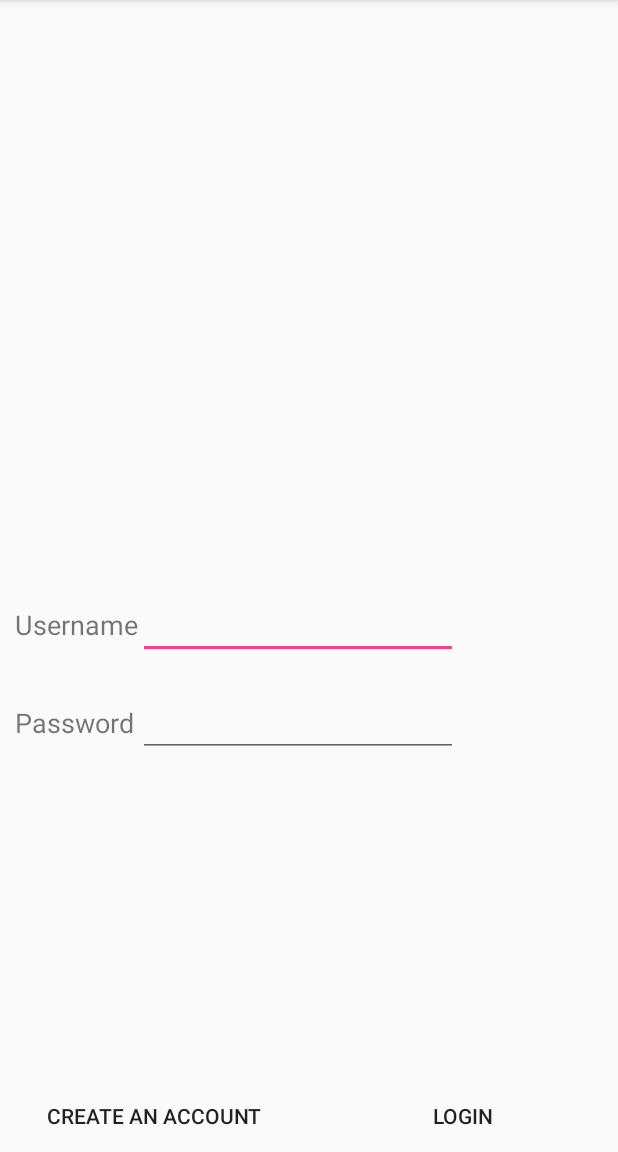
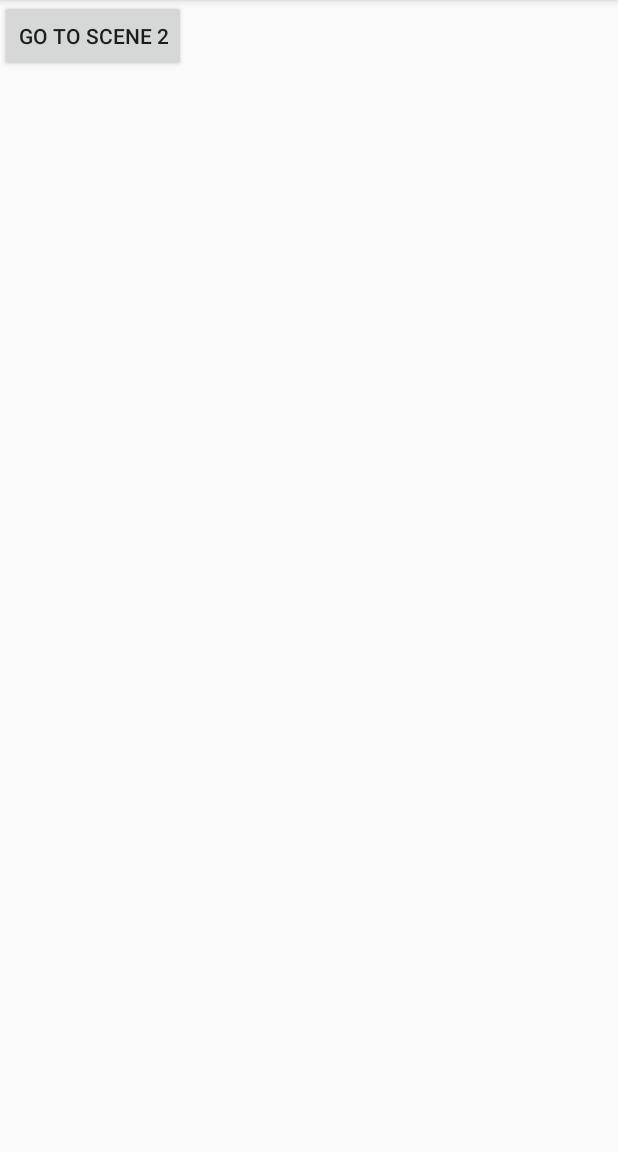
Before and after one commit to tyasw/MyHikes, an Android app: the screen it shows after launch (LoginActivity before the commit, SplashScreenActivity after it), on a phone screen of 412 x 824 dp, the part 84-1236 px from its top. Run offline under Robolectric (Android 15) with nearby library versions, the phone set to English and light mode, and no system bars.

Commit message:
Add basic framework for making animated splash screen

```diff
--- /dev/null
+++ b/MyHikes/app/src/main/java/com/example/tyasw/myhikes/SplashScreenActivity.kt
@@ -0,0 +1,33 @@
+package com.example.tyasw.myhikes
+
+import android.support.v7.app.AppCompatActivity
+import android.os.Bundle
+import android.transition.Scene
+import android.view.View
+import android.transition.TransitionManager
+
+import kotlinx.android.synthetic.main.activity_splash_screen.*
+
+class SplashScreenActivity : AppCompatActivity() {
+
+    var scene1: Scene? = null
+    var scene2: Scene? = null
+
+    override fun onCreate(savedInstanceState: Bundle?) {
+        super.onCreate(savedInstanceState)
+        setContentView(R.layout.activity_splash_screen)
+
+        scene1 = Scene.getSceneForLayout(rootContainer, R.layout.splash_layout, this)
+        scene2 = Scene.getSceneForLayout(rootContainer, R.layout.splash_layout_2, this)
+
+        scene1?.enter()
+    }
+
+    fun goToScene2(view: View) {
+        TransitionManager.go(scene2)
+    }
+
+    fun goToScene1(view: View) {
+        TransitionManager.go(scene1)
+    }
+}
--- a/MyHikes/app/src/main/res/layout/activity_login.xml
+++ b/MyHikes/app/src/main/res/layout/activity_login.xml
@@ -12,16 +12,10 @@
         android:orientation="vertical">
 
         <TableRow
-            android:id="@+id/pictureRow"
-            android:layout_width="match_parent"
-            android:layout_height="0dp"
-            android:layout_weight="8" />
-
-        <TableRow
             android:id="@+id/mainContent"
             android:layout_width="match_parent"
             android:layout_height="0dp"
-            android:layout_weight="7">
+            android:layout_weight="15">
 
             <TableLayout
                 android:layout_width="match_parent"
--- /dev/null
+++ b/MyHikes/app/src/main/res/layout/activity_splash_screen.xml
@@ -0,0 +1,11 @@
+<?xml version="1.0" encoding="utf-8"?>
+<RelativeLayout
+    xmlns:android="http://schemas.android.com/apk/res/android"
+    xmlns:app="http://schemas.android.com/apk/res-auto"
+    xmlns:tools="http://schemas.android.com/tools"
+    android:id="@+id/rootContainer"
+    android:layout_width="match_parent"
+    android:layout_height="match_parent"
+    tools:context="com.example.tyasw.myhikes.SplashScreenActivity">
+
+</RelativeLayout>
--- /dev/null
+++ b/MyHikes/app/src/main/res/layout/splash_layout.xml
@@ -0,0 +1,15 @@
+<?xml version="1.0" encoding="utf-8"?>
+<android.support.constraint.ConstraintLayout
+    xmlns:android="http://schemas.android.com/apk/res/android"
+    xmlns:app="http://schemas.android.com/apk/res-auto"
+    xmlns:tools="http://schemas.android.com/tools"
+    android:layout_width="match_parent"
+    android:layout_height="match_parent">
+
+    <Button
+        android:id="@+id/button2"
+        android:layout_width="wrap_content"
+        android:layout_height="wrap_content"
+        android:onClick="goToScene2"
+        android:text="Go to scene 2" />
+</android.support.constraint.ConstraintLayout>
```
Also changed, not shown: MyHikes/app/src/main/AndroidManifest.xml (+10 -7 lines), MyHikes/app/src/main/java/com/example/tyasw/myhikes/NotificationActivity.kt (+9 -2 lines), MyHikes/app/src/main/java/com/example/tyasw/myhikes/SMSBroadcastReceiver.kt (added, +41 -0 lines), MyHikes/app/src/main/res/layout/splash_layout_2.xml (added, +15 -0 lines), MyHikes/app/src/main/ic_launcher-web.png (added), MyHikes/app/src/main/res/mipmap-hdpi/ic_launcher.png, MyHikes/app/src/main/res/mipmap-mdpi/ic_launcher.png, MyHikes/app/src/main/res/mipmap-xhdpi/ic_launcher.png, MyHikes/app/src/main/res/mipmap-xxhdpi/ic_launcher.png, MyHikes/app/src/main/res/mipmap-xxxhdpi/ic_launcher.png.
